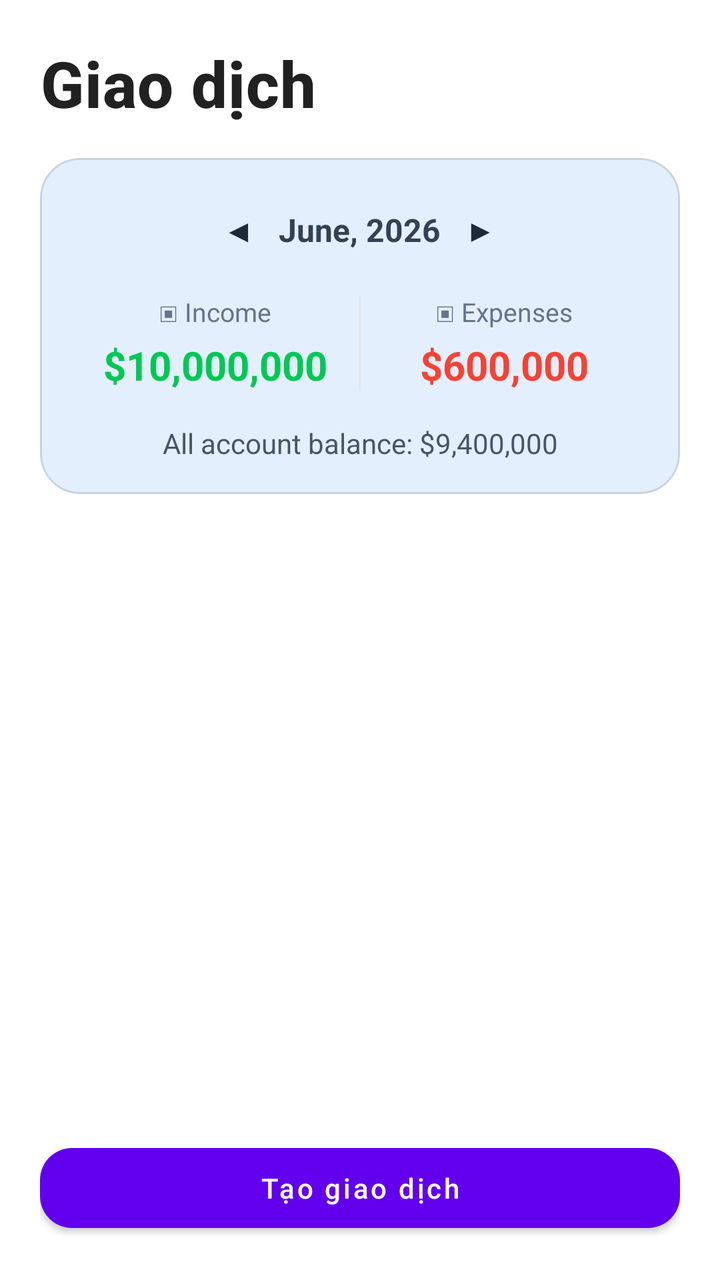
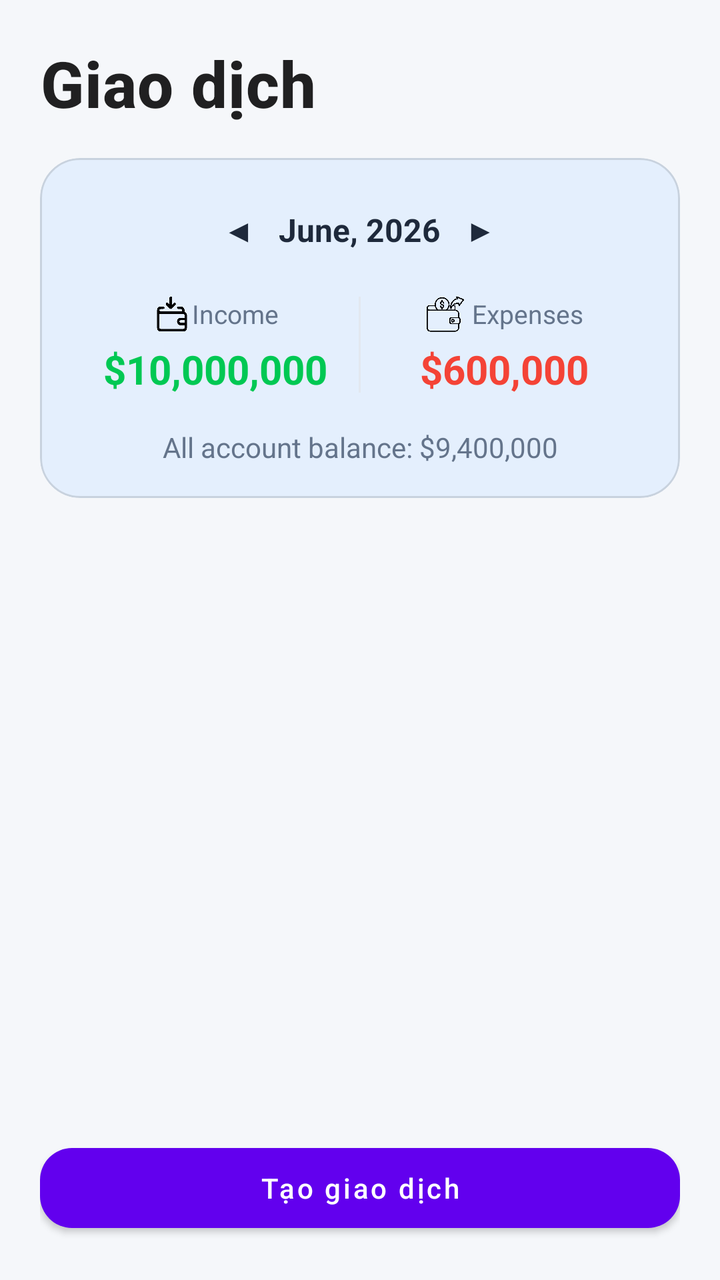

An Android layout rendered at two revisions. The XML below is the earlier revision; the diff shows what the commit changed to produce the second picture.
<!-- AndroidManifest.xml: application theme Theme.DemoV1 -->
<!-- res/layout/fragment_expense.xml -->
<?xml version="1.0" encoding="utf-8"?>
<LinearLayout xmlns:android="http://schemas.android.com/apk/res/android"
    xmlns:app="http://schemas.android.com/apk/res-auto"
    android:layout_width="match_parent"
    android:layout_height="match_parent"
    android:background="@color/white"
    android:orientation="vertical"
    android:padding="20dp">

    
    <TextView
        style="@style/Home.Heading"
        android:layout_width="match_parent"
        android:layout_height="wrap_content"
        android:accessibilityHeading="true"
        android:text="@string/transaction_title"
        android:textSize="32sp" />

    <com.google.android.material.card.MaterialCardView
        style="@style/Home.Card"
        android:layout_width="match_parent"
        android:layout_height="wrap_content"
        android:layout_marginTop="16dp"
        app:cardBackgroundColor="@color/primarybody"
        app:cardCornerRadius="20dp">

        <LinearLayout
            android:layout_width="match_parent"
            android:layout_height="wrap_content"
            android:orientation="vertical"
            android:padding="16dp">

        <LinearLayout
            android:layout_width="match_parent"
            android:layout_height="wrap_content"
            android:gravity="center_vertical|center_horizontal"

            android:orientation="horizontal">

            <TextView
                android:id="@+id/btnPreviousMonth"
                android:layout_width="40dp"
                android:layout_height="40dp"
                android:contentDescription="Tháng trước"
                android:gravity="center"
                android:text="◀"
                android:textColor="#1E293B"
                android:textSize="16sp" />

            <TextView
                android:id="@+id/tvMonth"
                android:layout_width="wrap_content"
                android:layout_height="wrap_content"
                android:text="June, 2026"
                android:textColor="#334155"
                android:textSize="16sp"
                android:textStyle="bold" />

            <TextView
                android:id="@+id/btnNextMonth"
                android:layout_width="40dp"
                android:layout_height="40dp"
                android:contentDescription="Tháng sau"
                android:gravity="center"
                android:text="▶"
                android:textColor="#1E293B"
                android:textSize="16sp" />

        </LinearLayout>

        <LinearLayout
            android:layout_width="match_parent"
            android:layout_height="wrap_content"
            android:layout_marginTop="12dp"
            android:gravity="center_vertical"
            android:orientation="horizontal">

            <LinearLayout
                android:layout_width="0dp"
                android:layout_height="wrap_content"
                android:layout_weight="1"
                android:gravity="center"
                android:orientation="vertical">

                <TextView
                    android:layout_width="wrap_content"
                    android:layout_height="wrap_content"
                    android:text="▣ Income"
                    android:textColor="#64748B"
                    android:textSize="13sp" />

                <TextView
                    android:id="@+id/tvIncome"
                    android:layout_width="wrap_content"
                    android:layout_height="wrap_content"
                    android:layout_marginTop="4dp"
                    android:text="$10,000,000"
                    android:textColor="#00C853"
                    android:textSize="20sp"
                    android:textStyle="bold" />

            </LinearLayout>

            <View
                android:layout_width="1dp"
                android:layout_height="48dp"
                android:background="#E2E8F0" />

            <LinearLayout
                android:layout_width="0dp"
                android:layout_height="wrap_content"
                android:layout_weight="1"
                android:gravity="center"
                android:orientation="vertical">

                <TextView
                    android:layout_width="wrap_content"
                    android:layout_height="wrap_content"
                    android:text="▣ Expenses"
                    android:textColor="#64748B"
                    android:textSize="13sp" />

                <TextView
                    android:id="@+id/tvExpenses"
                    android:layout_width="wrap_content"
                    android:layout_height="wrap_content"
                    android:layout_marginTop="4dp"
                    android:text="$600,000"
                    android:textColor="#F44336"
                    android:textSize="20sp"
                    android:textStyle="bold" />

            </LinearLayout>

        </LinearLayout>

        <TextView
            android:id="@+id/tvBalance"
            android:layout_width="match_parent"
            android:layout_height="wrap_content"
            android:layout_marginTop="16dp"
            android:gravity="center"
            android:text="All account balance: $9,400,000"
            android:textColor="#475569"
            android:textSize="14sp" />

        </LinearLayout>
    </com.google.android.material.card.MaterialCardView>

    <androidx.recyclerview.widget.RecyclerView
        android:id="@+id/transactionList"
        android:layout_width="match_parent"
        android:layout_height="0dp"
        android:layout_marginTop="16dp"
        android:layout_weight="1" />

    <com.google.android.material.button.MaterialButton
        android:id="@+id/createTransaction"
        android:layout_width="match_parent"
        android:layout_height="wrap_content"
        android:layout_marginTop="12dp"
        android:minHeight="52dp"
        android:text="@string/transaction_create"
        android:textAllCaps="false"
        app:cornerRadius="16dp" />

</LinearLayout>
<!-- resources referenced by this layout -->
<resources>
  <color name="primarybody">#E4EFFD</color>
  <color name="white">#FFFFFFFF</color>
  <string name="transaction_create">Tạo giao dịch</string>
  <string name="transaction_title">Giao dịch</string>
  <style name="Home.Card" parent="Widget.MaterialComponents.CardView">
          <item name="android:layout_width">match_parent</item>
          <item name="android:layout_height">wrap_content</item>
          <item name="cardBackgroundColor">?attr/colorSurface</item>
          <item name="cardCornerRadius">20dp</item>
          <item name="cardElevation">0dp</item>
          <item name="strokeColor">?attr/colorControlHighlight</item>
          <item name="strokeWidth">1dp</item>
      </style>
  <style name="Home.Heading" parent="Home.Text">
          <item name="android:textAppearance">?attr/textAppearanceHeadline6</item>
          <item name="android:textStyle">bold</item>
      </style>
  <style name="Theme.DemoV1" parent="Theme.MaterialComponents.DayNight.NoActionBar">
          
          <item name="colorPrimary">@color/purple_500</item>
          <item name="colorPrimaryVariant">@color/purple_700</item>
          <item name="colorOnPrimary">@color/white</item>
          
          <item name="colorSecondary">@color/teal_200</item>
          <item name="colorSecondaryVariant">@color/teal_700</item>
          <item name="colorOnSecondary">@color/black</item>
          
          <item name="android:statusBarColor">?attr/colorPrimaryVariant</item>
          
      <item name="android:statusBarColor">@color/white</item>
      <item name="android:windowLightStatusBar">true</item>
      </style>
  <style name="Home.Text">
          <item name="android:layout_width">match_parent</item>
          <item name="android:layout_height">wrap_content</item>
      </style>
  <color name="purple_500">#FF6200EE</color>
  <color name="purple_700">#FF3700B3</color>
  <color name="teal_200">#FF03DAC5</color>
  <color name="teal_700">#FF018786</color>
  <color name="black">#FF000000</color>
</resources>

<!-- the commit's change to res/layout/fragment_expense.xml (unified diff, before → after) -->
@@ -3,7 +3,7 @@
     xmlns:app="http://schemas.android.com/apk/res-auto"
     android:layout_width="match_parent"
     android:layout_height="match_parent"
-    android:background="@color/white"
+    android:background="@color/settings_bg"
     android:orientation="vertical"
     android:padding="20dp">
 
@@ -21,7 +21,7 @@
         android:layout_width="match_parent"
         android:layout_height="wrap_content"
         android:layout_marginTop="16dp"
-        app:cardBackgroundColor="@color/primarybody"
+        app:cardBackgroundColor="@color/expense_summary_bg"
         app:cardCornerRadius="20dp">
 
         <LinearLayout
@@ -30,122 +30,154 @@
             android:orientation="vertical"
             android:padding="16dp">
 
-        <LinearLayout
-            android:layout_width="match_parent"
-            android:layout_height="wrap_content"
-            android:gravity="center_vertical|center_horizontal"
+            <LinearLayout
+                android:layout_width="match_parent"
+                android:layout_height="wrap_content"
+                android:gravity="center_vertical|center_horizontal"
 
-            android:orientation="horizontal">
-
-            <TextView
-                android:id="@+id/btnPreviousMonth"
-                android:layout_width="40dp"
-                android:layout_height="40dp"
-                android:contentDescription="Tháng trước"
-                android:gravity="center"
-                android:text="◀"
-                android:textColor="#1E293B"
-                android:textSize="16sp" />
-
-            <TextView
-                android:id="@+id/tvMonth"
-                android:layout_width="wrap_content"
-                android:layout_height="wrap_content"
-                android:text="June, 2026"
-                android:textColor="#334155"
-                android:textSize="16sp"
-                android:textStyle="bold" />
-
-            <TextView
-                android:id="@+id/btnNextMonth"
-                android:layout_width="40dp"
-                android:layout_height="40dp"
-                android:contentDescription="Tháng sau"
-                android:gravity="center"
-                android:text="▶"
-                android:textColor="#1E293B"
-                android:textSize="16sp" />
-
-        </LinearLayout>
-
-        <LinearLayout
-            android:layout_width="match_parent"
-            android:layout_height="wrap_content"
-            android:layout_marginTop="12dp"
-            android:gravity="center_vertical"
-            android:orientation="horizontal">
-
-            <LinearLayout
-                android:layout_width="0dp"
-                android:layout_height="wrap_content"
-                android:layout_weight="1"
-                android:gravity="center"
-                android:orientation="vertical">
+                android:orientation="horizontal">
 
                 <TextView
+                    android:id="@+id/btnPreviousMonth"
+                    android:layout_width="40dp"
+                    android:layout_height="40dp"
+                    android:contentDescription="Tháng trước"
+                    android:gravity="center"
+                    android:text="◀"
+                    android:textColor="@color/settings_text"
+                    android:textSize="16sp" />
+
+                <TextView
+                    android:id="@+id/tvMonth"
                     android:layout_width="wrap_content"
                     android:layout_height="wrap_content"
-                    android:text="▣ Income"
-                    android:textColor="#64748B"
-                    android:textSize="13sp" />
+                    android:text="June, 2026"
+                    android:textColor="@color/settings_text"
+                    android:textSize="16sp"
+                    android:textStyle="bold" />
 
                 <TextView
-                    android:id="@+id/tvIncome"
-                    android:layout_width="wrap_content"
-                    android:layout_height="wrap_content"
-                    android:layout_marginTop="4dp"
-                    android:text="$10,000,000"
-                    android:textColor="#00C853"
-                    android:textSize="20sp"
-                    android:textStyle="bold" />
+                    android:id="@+id/btnNextMonth"
+                    android:layout_width="40dp"
+                    android:layout_height="40dp"
+                    android:contentDescription="Tháng sau"
+                    android:gravity="center"
+                    android:text="▶"
+                    android:textColor="@color/settings_text"
+                    android:textSize="16sp" />
 
             </LinearLayout>
 
-            <View
-                android:layout_width="1dp"
-                android:layout_height="48dp"
-                android:background="#E2E8F0" />
+            <LinearLayout
+                android:layout_width="match_parent"
+                android:layout_height="wrap_content"
+                android:layout_marginTop="12dp"
+                android:gravity="center_vertical"
+                android:orientation="horizontal">
 
-            <LinearLayout
-                android:layout_width="0dp"
-                android:layout_height="wrap_content"
-                android:layout_weight="1"
-                android:gravity="center"
-                android:orientation="vertical">
+                <LinearLayout
+                    android:layout_width="0dp"
+                    android:layout_height="wrap_content"
+                    android:layout_weight="1"
+                    android:gravity="center"
+                    android:orientation="vertical">
 
-                <TextView
-                    android:layout_width="wrap_content"
+                    <LinearLayout
+                        android:layout_width="wrap_content"
+                        android:layout_height="wrap_content"
+                        android:gravity="center"
+                        android:orientation="horizontal">
+
+                        <ImageView
+                            android:layout_width="20dp"
+                            android:layout_height="20dp"
+                            android:contentDescription="@null"
+                            android:src="@drawable/income" />
+
+                        <TextView
+                            android:layout_width="wrap_content"
+                            android:layout_height="wrap_content"
+                            android:text="Income"
+                            android:textColor="@color/settings_text_secondary"
+                            android:textSize="13sp" />
+
+                    </LinearLayout>
+
+
+                    <TextView
+                        android:id="@+id/tvIncome"
+                        android:layout_width="wrap_content"
+                        android:layout_height="wrap_content"
+                        android:layout_marginTop="4dp"
+                        android:text="$10,000,000"
+                        android:textColor="#00C853"
+                        android:textSize="20sp"
+                        android:textStyle="bold" />
+
+                </LinearLayout>
+
+                <View
+                    android:layout_width="1dp"
+                    android:layout_height="48dp"
+                    android:background="@color/settings_stroke" />
+
+                <LinearLayout
+                    android:layout_width="0dp"
                     android:layout_height="wrap_content"
-                    android:text="▣ Expenses"
-                    android:textColor="#64748B"
-                    android:textSize="13sp" />
+                    android:layout_weight="1"
+                    android:gravity="center"
+                    android:orientation="vertical">
 
-                <TextView
-                    android:id="@+id/tvExpenses"
-                    android:layout_width="wrap_content"
-                    android:layout_height="wrap_content"
-                    android:layout_marginTop="4dp"
-                    android:text="$600,000"
-                    android:textColor="#F44336"
-                    android:textSize="20sp"
-                    android:textStyle="bold" />
+                    <LinearLayout
+                        android:layout_width="match_parent"
+                        android:layout_height="match_parent"
+                        android:gravity="center"
+                        android:orientation="horizontal">
+
+                        <ImageView
+                            android:layout_width="20sp"
+                            android:layout_height="20sp"
+                            android:contentDescription="@null"
+                            
+                            android:src="@drawable/spending" />
+
+                        <TextView
+                            android:layout_width="wrap_content"
+                            android:layout_height="wrap_content"
+                            android:text=" Expenses"
+                            android:textColor="@color/settings_text_secondary"
+                            android:textSize="13sp" />
+
+                    </LinearLayout>
+
+
+                    <TextView
+                        android:id="@+id/tvExpenses"
+                        android:layout_width="wrap_content"
+                        android:layout_height="wrap_content"
+                        android:layout_marginTop="4dp"
+                        android:text="$600,000"
+                        android:textColor="#F44336"
+                        android:textSize="20sp"
+                        android:textStyle="bold" />
+
+                </LinearLayout>
 
             </LinearLayout>
 
-        </LinearLayout>
-
-        <TextView
-            android:id="@+id/tvBalance"
-            android:layout_width="match_parent"
-            android:layout_height="wrap_content"
-            android:layout_marginTop="16dp"
-            android:gravity="center"
-            android:text="All account balance: $9,400,000"
-            android:textColor="#475569"
-            android:textSize="14sp" />
+            <TextView
+                android:id="@+id/tvBalance"
+                android:layout_width="match_parent"
+                android:layout_height="wrap_content"
+                android:layout_marginTop="16dp"
+                android:gravity="center"
+                android:text="All account balance: $9,400,000"
+                android:textColor="@color/settings_text_secondary"
+                android:textSize="14sp" />
 
         </LinearLayout>
     </com.google.android.material.card.MaterialCardView>
+
 
     <androidx.recyclerview.widget.RecyclerView
         android:id="@+id/transactionList"
<!-- resource entries referenced after the edit -->
@@ -1,6 +1,12 @@
 <!-- resources referenced by this layout -->
 <resources>
-  <color name="primarybody">#E4EFFD</color>
+  <color name="expense_summary_bg">#E4EFFD</color>
+  <color name="settings_bg">#F5F7FA</color>
+  <color name="settings_stroke">#E2E8F0</color>
+  <color name="settings_text">#1E293B</color>
+  <color name="settings_text_secondary">#64748B</color>
+  <!-- drawable income: png bitmap (drawable, 7947 bytes) -->
+  <!-- drawable spending: png bitmap (drawable, 15690 bytes) -->
   <color name="white">#FFFFFFFF</color>
   <string name="transaction_create">Tạo giao dịch</string>
   <string name="transaction_title">Giao dịch</string>
